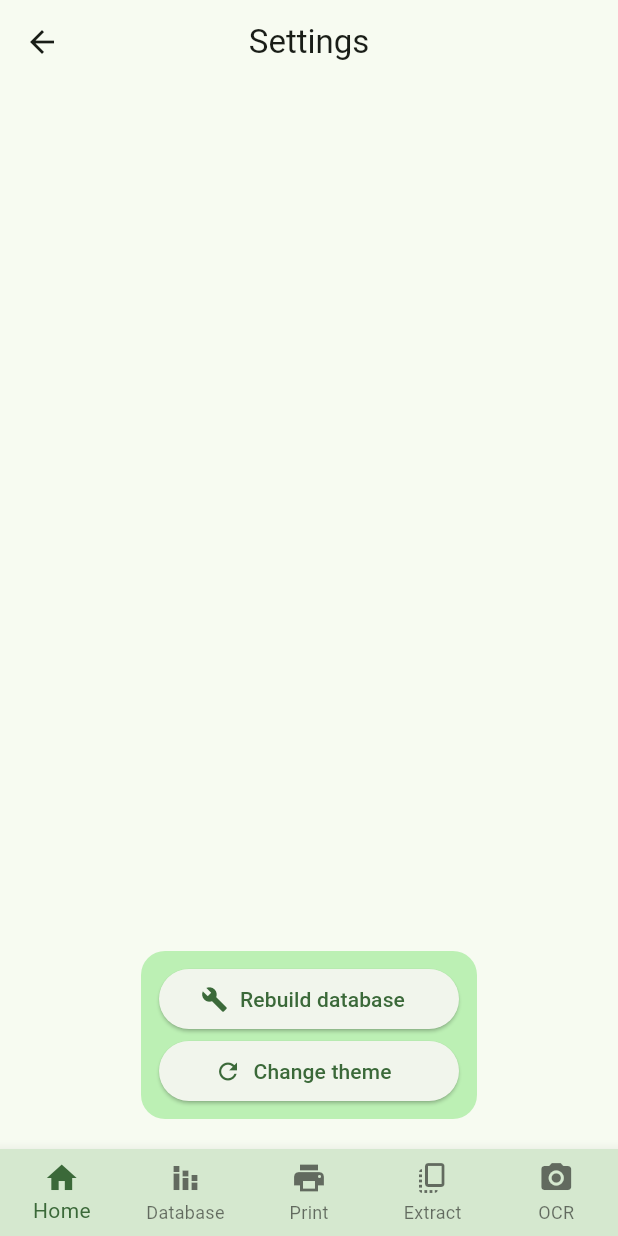
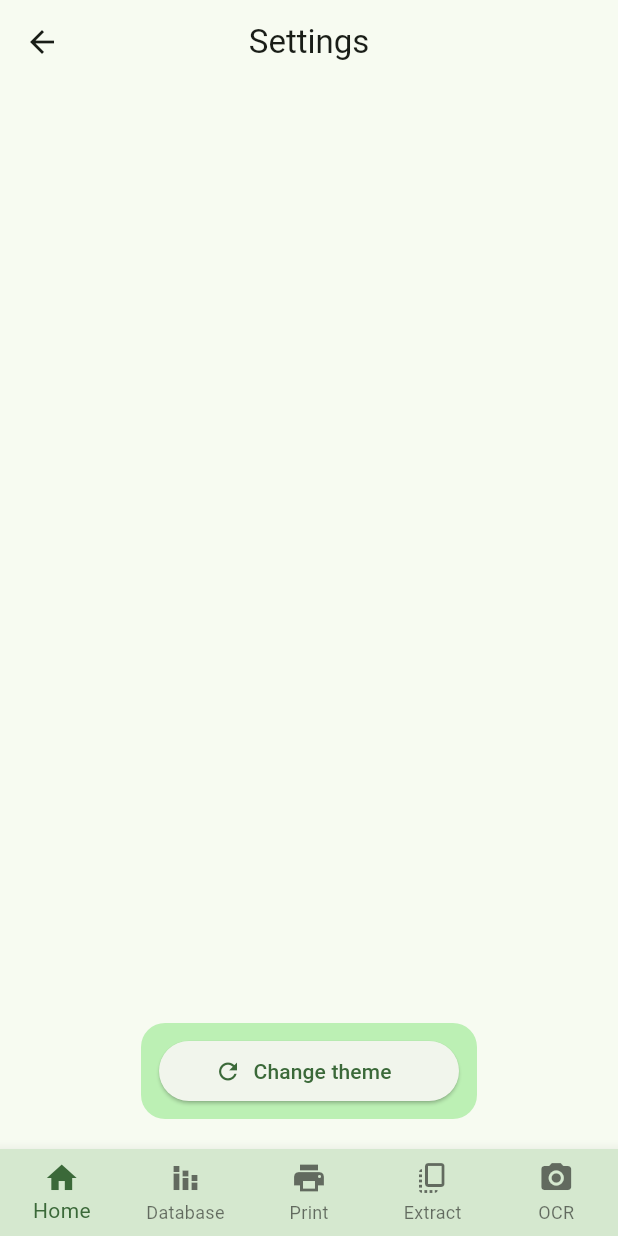
Before and after one commit to Kyamel/gt_guild_records_v3, a Flutter app: the SettingsPage screen opened by its route, on a phone screen of 412 x 824 dp. Run offline on Flutter 3.47's test engine with Material 3 defaults, Android fonts, the phone set to English and light mode, and no system bars; our stand-ins replace file_picker, image_picker, permission_handler, shared_preferences, sqflite_common_ffi; missing offline and left inert: flutter_tesseract_ocr; accounts and stored records are empty.

Commit message:
rebuild database removed

```diff
--- a/lib/layout/settings_page.dart
+++ b/lib/layout/settings_page.dart
@@ -31,20 +31,6 @@ class SettingsPage extends StatelessWidget{
                 child: Column(
                   mainAxisAlignment: MainAxisAlignment.end,
                   children: [
-                    Padding(
-                      padding: const EdgeInsets.all(4.0),
-                      child: SizedBox(
-                        height: buttonHeight,
-                        width: buttonWidth,
-                        child: ElevatedButton.icon(
-                          onPressed: () {
-                              Navigator.pushNamed(context, '/rebuild');
-                          },
-                          icon: const Icon(Icons.build), // Ícone de edição
-                          label: const Text('Rebuild database'),
-                        ),
-                      ),
-                    ),
                     Padding(
                       padding: const EdgeInsets.all(4.0),
                       child: SizedBox(
```
